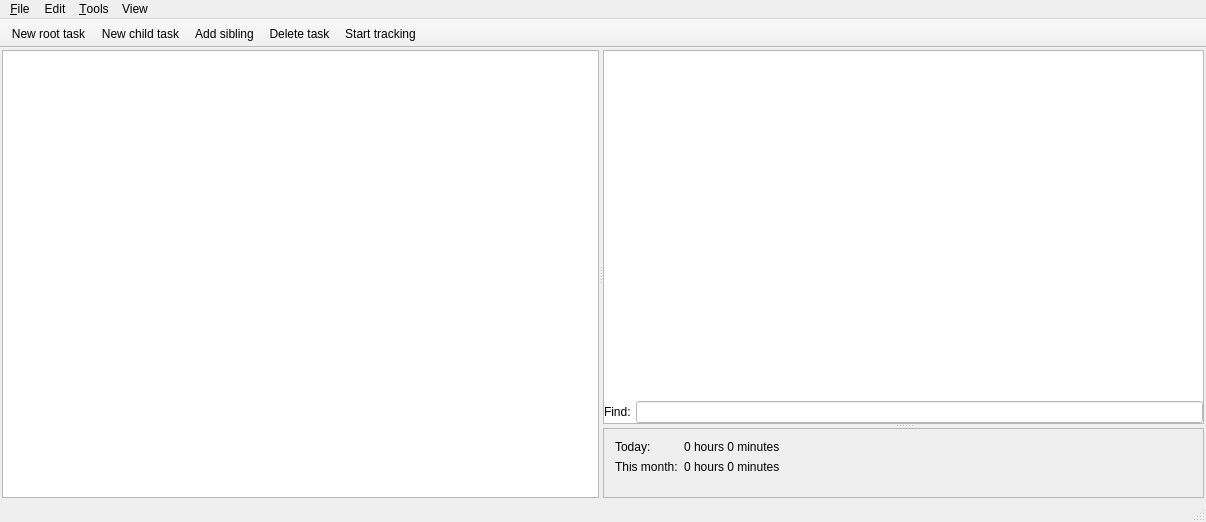
Before: the Qt Designer form client/mainwindow.ui in dmytrobogovych/noo, drawn with Qt 5.
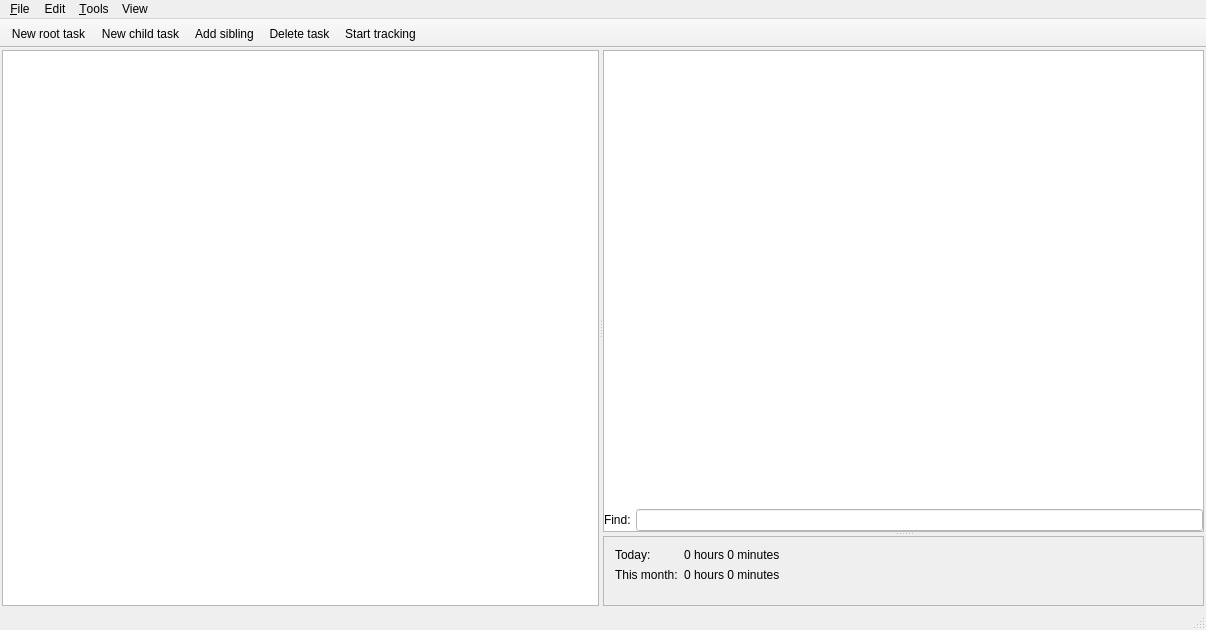
After: the same form once the commit is applied. Icons and pictures are not drawn. Custom widgets are drawn as their Qt base class.

```diff
--- a/client/mainwindow.ui
+++ b/client/mainwindow.ui
@@ -7,7 +7,7 @@
     <x>0</x>
     <y>0</y>
     <width>1206</width>
-    <height>522</height>
+    <height>630</height>
    </rect>
   </property>
   <property name="sizePolicy">
```
Left out of the diff: 56 changed lines with no effect on the pictures.
